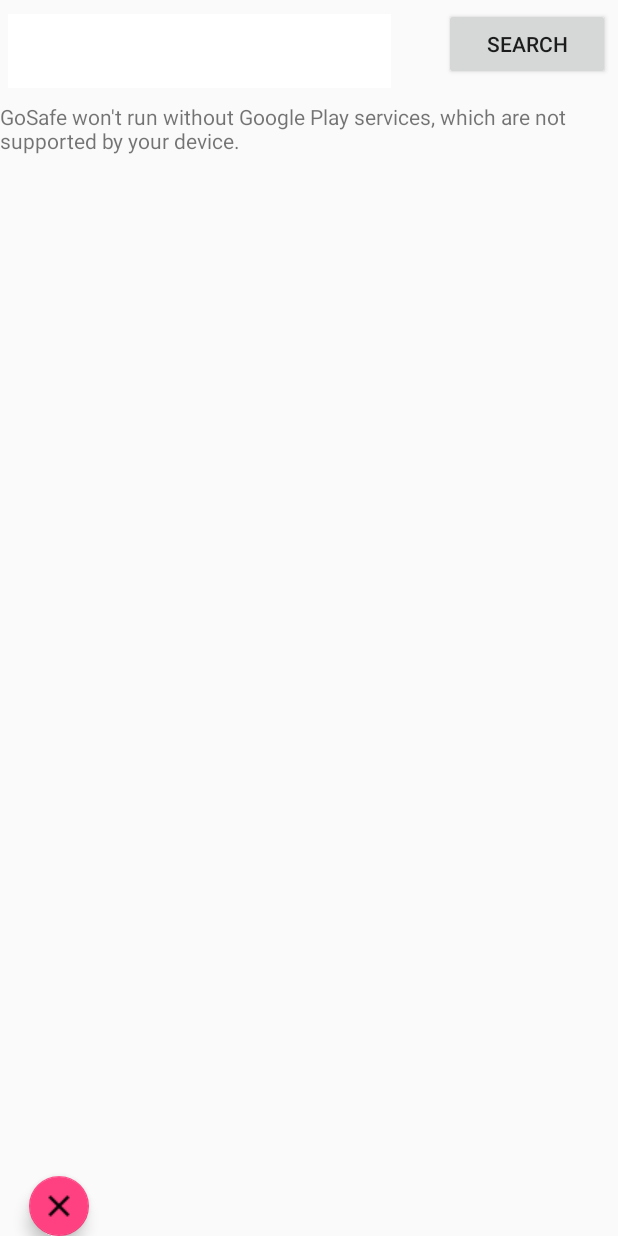
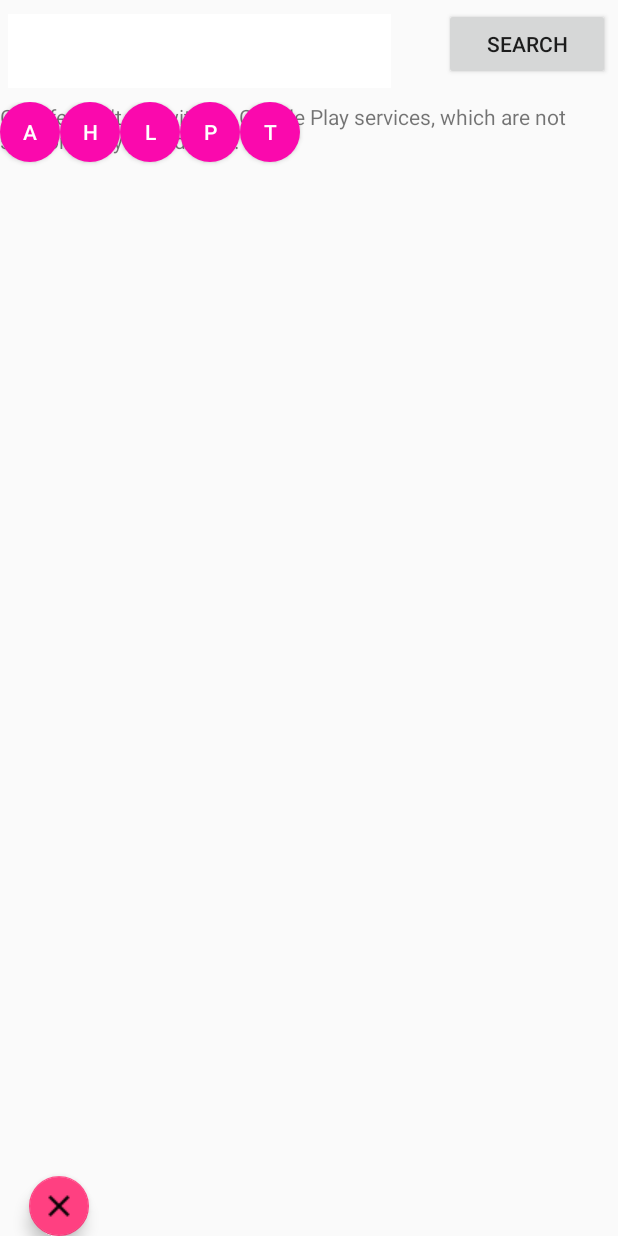
Before and after one commit to VaishaliJain/GoSafe, an Android app: the screen it shows after launch (MapsActivity), on a phone screen of 412 x 824 dp. Run offline under Robolectric (Android 15) with nearby library versions, the phone set to English and light mode, and no system bars.

Commit message:
Simple UI made for toggle buttons to hide/show difefrent types of markers

```diff
--- /dev/null
+++ b/app/src/main/res/drawable/round_button.xml
@@ -0,0 +1,13 @@
+<?xml version="1.0" encoding="utf-8"?>
+<selector xmlns:android="http://schemas.android.com/apk/res/android">
+    <item android:state_pressed="false">
+        <shape android:shape="oval">
+            <solid android:color="#fa09ad"/>
+        </shape>
+    </item>
+    <item android:state_pressed="true">
+        <shape android:shape="oval">
+            <solid android:color="#c20586"/>
+        </shape>
+    </item>
+</selector>
--- a/app/src/main/res/layout/activity_maps.xml
+++ b/app/src/main/res/layout/activity_maps.xml
@@ -14,11 +14,11 @@
         android:orientation="horizontal">
 
         <!--<EditText-->
-            <!--android:id="@+id/searchLocation"-->
-            <!--android:layout_width="wrap_content"-->
-            <!--android:layout_height="wrap_content"-->
-            <!--android:layout_weight="4"-->
-            <!--android:hint="Search Location Here" />-->
+        <!--android:id="@+id/searchLocation"-->
+        <!--android:layout_width="wrap_content"-->
+        <!--android:layout_height="wrap_content"-->
+        <!--android:layout_weight="4"-->
+        <!--android:hint="Search Location Here" />-->
 
         <com.example.vaishali.gosafe.DelayAutoCompleteTextView
             android:id="@+id/geo_autocomplete"
@@ -39,12 +39,11 @@
             android:id="@+id/geo_autocomplete_clear"
             android:layout_width="wrap_content"
             android:layout_height="wrap_content"
-            android:src="@drawable/ic_action_remove"
             android:layout_gravity="center_vertical|end"
-            android:visibility="gone"
             android:layout_marginEnd="12dp"
             android:layout_marginRight="12dp"
-            />
+            android:src="@drawable/ic_action_remove"
+            android:visibility="gone" />
 
         <Button
             android:id="@+id/search_button"
@@ -97,6 +96,56 @@
             android:clickable="true"
             app:fabSize="mini"
             app:srcCompat="@drawable/ic_action_remove" />
+
+        <Button
+            android:id="@+id/accident_toggle"
+            android:layout_width="40dp"
+            android:layout_height="40dp"
+            android:background="@drawable/round_button"
+            android:gravity="center_vertical|center_horizontal"
+            android:text="A"
+            android:textColor="#fff" />
+
+        <Button
+            android:id="@+id/harrassment_toggle"
+            android:layout_width="40dp"
+            android:layout_height="40dp"
+            android:layout_toRightOf="@+id/accident_toggle"
+            android:background="@drawable/round_button"
+            android:gravity="center_vertical|center_horizontal"
+            android:text="H"
+            android:textColor="#fff" />
+
+        <Button
+            android:id="@+id/light_toggle"
+            android:layout_width="40dp"
+            android:layout_height="40dp"
+            android:layout_toRightOf="@+id/harrassment_toggle"
+            android:background="@drawable/round_button"
+            android:gravity="center_vertical|center_horizontal"
+            android:text="L"
+            android:textColor="#fff" />
+
+        <Button
+            android:id="@+id/police_toggle"
+            android:layout_width="40dp"
+            android:layout_height="40dp"
+            android:layout_toRightOf="@+id/light_toggle"
+            android:background="@drawable/round_button"
+            android:gravity="center_vertical|center_horizontal"
+            android:text="P"
+            android:textColor="#fff" />
+
+        <Button
+            android:id="@+id/theft_toggle"
+            android:layout_width="40dp"
+            android:layout_height="40dp"
+            android:layout_toRightOf="@+id/police_toggle"
+            android:background="@drawable/round_button"
+            android:gravity="center_vertical|center_horizontal"
+            android:text="T"
+            android:textColor="#fff" />
+
     </RelativeLayout>
 
 </LinearLayout>
--- a/app/src/main/res/raw/accident.txt
+++ b/app/src/main/res/raw/accident.txt
@@ -0,0 +1 @@
+No. 773, HAL 2nd Stage, 100 Feet Road, Indiranagar, Bengaluru, Karnataka 560038
--- a/app/src/main/res/raw/harrassment.txt
+++ b/app/src/main/res/raw/harrassment.txt
@@ -1,3 +1,2 @@
 Pebble Beach, Off Intermediate Ring Road, Bengaluru, Karnataka 560071
-No. 773, HAL 2nd Stage, 100 Feet Road, Indiranagar, Bengaluru, Karnataka 560038
 4/A, Artillery Road, Gowthamapuram, Jogupalya, Bengaluru, Karnataka 560008
```
Also changed, not shown: app/src/main/java/com/example/vaishali/gosafe/MapsActivity.java (+92 -76 lines).
